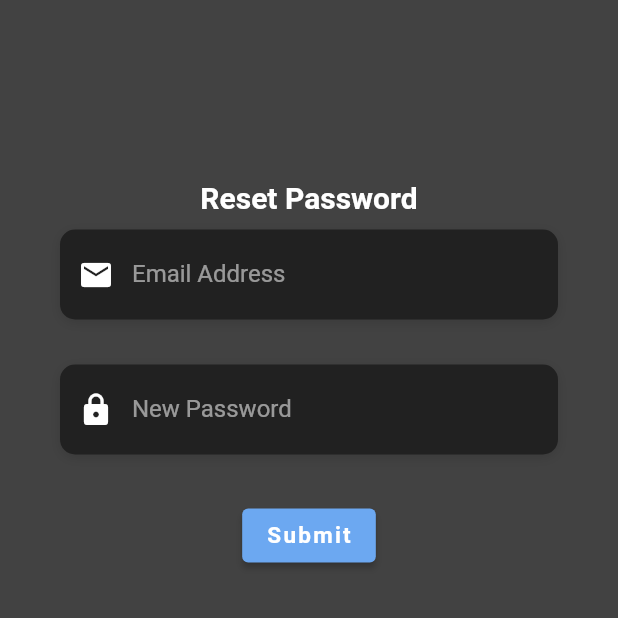
After one commit to scastaneda566/flutterproject, a Flutter app: the forgotPass screen opened directly, after a tap on "Submit", on a phone screen of 412 x 824 dp, the top half of it. The commit adds this screen. Run offline on Flutter 3.47's test engine with Material 2 defaults, Android fonts, the phone set to English and light mode, and no system bars; our stand-ins replace flutter_markdown; Roboto replaces fonts that are missing (OpenSans).

Commit message:
Final Stuff

```diff
--- a/lib/RegisterScreen.dart
+++ b/lib/RegisterScreen.dart
@@ -2,6 +2,7 @@ import 'package:flutter/material.dart';
 import 'dart:convert';
 import 'loginScreen.dart';
 import 'registerData.dart';
+import 'emailVerif.dart';
 
 class RegisterScreen extends StatefulWidget {
   @override
@@ -393,7 +394,7 @@ class _RegisterScreenState extends State<RegisterScreen> {
                           Navigator.push(
                               context,
                               MaterialPageRoute(
-                                  builder: (context) => loginScreen()));
+                                  builder: (context) => emailVerif()));
                         },
                         child: Text(
                           'Sign Up',
--- /dev/null
+++ b/lib/forgotPass.dart
@@ -0,0 +1,193 @@
+import 'package:flutter/material.dart';
+import 'package:http/http.dart' as http;
+import 'dart:convert';
+import 'loginScreen.dart';
+
+class forgotPass extends StatefulWidget {
+  _ForgotPassState createState() => _ForgotPassState();
+}
+
+class _ForgotPassState extends State<forgotPass> {
+
+  String newPassword = '';
+  String e = '';
+
+  Widget build(BuildContext context) {
+    return Scaffold(
+      body: Stack(
+        children: <Widget>[
+          Container(
+            height: double.infinity,
+            width: double.infinity,
+            decoration: BoxDecoration(
+              gradient: LinearGradient(
+                begin: Alignment.topCenter,
+                end: Alignment.bottomCenter,
+                colors: [
+                  Color(0xFF424242),
+                  Color(0xFF424242),
+                  Color(0xFF424242),
+                  Color(0xFF424242),
+                ],
+                stops: [0.1, 0.4, 0.7, 0.9],
+              ),
+            ),
+          ),
+          Container(
+            height: double.infinity,
+            child: SingleChildScrollView(
+              child: SingleChildScrollView(
+                physics: AlwaysScrollableScrollPhysics(),
+                padding: EdgeInsets.symmetric(
+                  horizontal: 40.0,
+                  vertical: 120.0,
+                ),
+                child: Column(
+                  mainAxisAlignment: MainAxisAlignment.center,
+                  children: <Widget>[
+                    Text(
+                      'Reset Password',
+                      style: TextStyle(
+                        color: Colors.white,
+                        fontFamily: 'OpenSans',
+                        fontSize: 20.0,
+                        fontWeight: FontWeight.bold,
+                      ),
+                    ),
+                    SizedBox(height: 10.0),
+                    Container(
+                      alignment: Alignment.centerLeft,
+                      decoration: BoxDecoration(
+                        color: Color(0xFF212121),
+                        borderRadius: BorderRadius.circular(10.0),
+                        boxShadow: [
+                          BoxShadow(
+                            color: Colors.black12,
+                            blurRadius: 6.0,
+                            offset: Offset(0, 2),
+                          ),
+                        ],
+                      ),
+                      height: 60.0,
+                      child: TextField(
+                        onChanged: (text) {
+                          e = text;
+                        },
+                        keyboardType: TextInputType.emailAddress,
+                        style: TextStyle(color: Colors.white),
+                        decoration: InputDecoration(
+                          border: InputBorder.none,
+                          contentPadding: EdgeInsets.only(top: 14.0),
+                          prefixIcon: Icon(
+                            Icons.email,
+                            color: Colors.white,
+                          ),
+                          hintText: 'Email Address',
+                          hintStyle: TextStyle(
+                            color: Colors.white54,
+                            fontFamily: 'OpenSans',
+                          ),
+                        ),
+                      ),
+                    ),
+                    SizedBox(height: 30.0,),
+                    Container(
+                      alignment: Alignment.centerLeft,
+                      decoration: BoxDecoration(
+                        color: Color(0xFF212121),
+                        borderRadius: BorderRadius.circular(10.0),
+                        boxShadow: [
+                          BoxShadow(
+                            color: Colors.black12,
+                            blurRadius: 6.0,
+                            offset: Offset(0, 2),
+                          ),
+                        ],
+                      ),
+                      height: 60.0,
+                      child: TextField(
+                        onChanged: (text) {
+                          newPassword = text;
+                        },
+                        obscureText: true,
+                        style: TextStyle(
+                          color: Colors.white,
+                          fontFamily: 'OpenSans',
+                        ),
+                        decoration: InputDecoration(
+                          border: InputBorder.none,
+                          contentPadding: EdgeInsets.only(top: 14.0),
+                          prefixIcon: Icon(
+                            Icons.lock,
+                            color: Colors.white,
+                          ),
+                          hintText: 'New Password',
+                          hintStyle: TextStyle(
+                            color: Colors.white54,
+                            fontFamily: 'OpenSans',
+                          ),
+                        ),
+                      ),
+                    ),
+                    SizedBox(height: 30.0),
+                    Container(
+                      alignment: Alignment.center,
+                      child: ElevatedButton(
+                        onPressed: () async {
+                          var jsonObject;
+                          String ret = '';
+                          String payload = '{"email":"' + email.trim() + '","password":"' + password.trim() + '"}';
+
+                          try{
+                            String url = "https://marky-mark.herokuapp.com/api/users/reset";
+                            if(newPassword.isEmpty) {
+                              return;
+                            }
+
+                            http.Response response = await http.post(Uri.parse(url), body: utf8.encode(payload),
+                                headers: {
+                                  'Accept': 'application/json',
+                                  'Content-Type': 'application/json',
+                                },
+                                encoding: Encoding.getByName("utf-8"));
+                            ret = response.body;
+                            jsonObject = json.decode(ret);
+                            print(ret);
+                          }
+                          catch(e)
+                          {
+                            print(e.toString());
+                            return;
+                          }
+
+
+                          Navigator.push(
+                              context,
+                              MaterialPageRoute(builder: (context) => loginScreen())
+                          );
+                        },
+                        child: Text(
+                          'Submit',
+                          style: TextStyle(
+                            color: Colors.white,
+                            letterSpacing: 1.5,
+                            fontSize: 15.0,
+                            fontWeight: FontWeight.bold,
+                            fontFamily: 'OpenSans',
+                          ),
+                        ),
+                        style: ElevatedButton.styleFrom(
+                          primary: Color(0xFF6CA8F1),
+                        ),
+                      ),
+                    ),
+                  ],
+                ),
+              ),
+            ),
+          ),
+        ],
+      ),
+    );
+  }
+}
```
Also changed, not shown: lib/emailVerif.dart (added, +86 -0 lines), lib/loginScreen.dart (+18 -0 lines).
